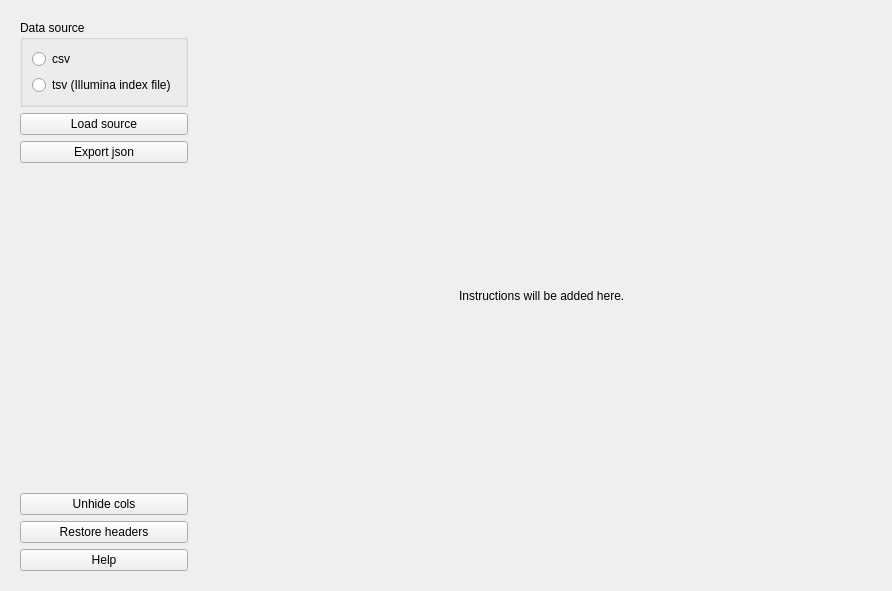
Qt form modules/view/ui/widget.ui (Clinical-Genomics-Umea/index_tool) before a commit.
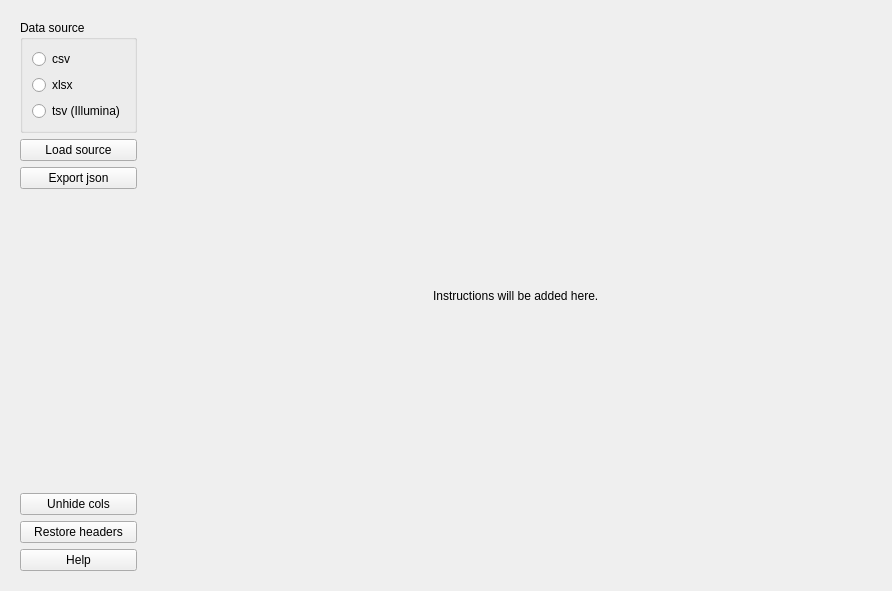
The same form after that commit.

What changed in the file:
```diff
--- a/modules/view/ui/widget.ui
+++ b/modules/view/ui/widget.ui
@@ -32,10 +32,17 @@
              </property>
             </widget>
            </item>
+           <item>
+            <widget class="QRadioButton" name="xlsx_radioButton">
+             <property name="text">
+              <string>xlsx</string>
+             </property>
+            </widget>
+           </item>
            <item>
             <widget class="QRadioButton" name="ilmn_radioButton">
              <property name="text">
-              <string>tsv (Illumina index file)</string>
+              <string>tsv (Illumina)</string>
              </property>
             </widget>
            </item>
```
